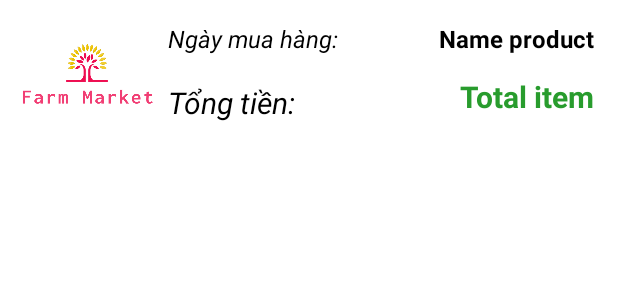
After one commit to hoangvbm2808/LTDD2001_Nhom14, an Android app: the layout viewholder_order.xml on its own in the app's theme, with its tools: preview values and no code run, on a phone screen of 412 x 824 dp. The commit adds this screen. Shown: the top 300 px of the screen. Run offline under Robolectric (Android 15) with nearby library versions, the phone set to English and light mode, and no system bars; network calls fail.

Commit message:
Create order and request api with path variable, dump order to order page

```diff
--- a/app/src/main/java/com/example/farmmarket/CartAdaptor.java
+++ b/app/src/main/java/com/example/farmmarket/CartAdaptor.java
@@ -18,10 +18,8 @@ import com.bumptech.glide.Glide;
 
 import java.text.NumberFormat;
 import java.util.ArrayList;
-import java.util.Currency;
 import java.util.HashMap;
 import java.util.Locale;
-import java.util.Set;
 
 public class CartAdaptor extends RecyclerView.Adapter<CartAdaptor.ViewHolder> {
 
@@ -111,11 +109,11 @@ public class CartAdaptor extends RecyclerView.Adapter<CartAdaptor.ViewHolder> {
             super(itemView);
             pic=itemView.findViewById(R.id.imgProduct);
             num=itemView.findViewById(R.id.txtNum);
-            name=itemView.findViewById(R.id.txtNameProduct);
+            name=itemView.findViewById(R.id.textCreateDay);
             price=itemView.findViewById(R.id.priceItem);
             btnAdd=itemView.findViewById(R.id.btnAdd);
             btnMinus=itemView.findViewById(R.id.btnMinus);
-            totalPrice=itemView.findViewById(R.id.totalPrice);
+            totalPrice=itemView.findViewById(R.id.txtAmount);
             btnDeleteItem=itemView.findViewById(R.id.btnDeleteItem);
             listener=mListener;
             itemView.findViewById(R.id.btnDeleteItem).setOnClickListener(new View.OnClickListener() {
--- a/app/src/main/java/com/example/farmmarket/CategoryFragment.java
+++ b/app/src/main/java/com/example/farmmarket/CategoryFragment.java
@@ -25,8 +25,6 @@ public class CategoryFragment extends Fragment{
     private RecyclerView recyclerViewCategoryList;
     private ArrayList<Category> category = new ArrayList<>();
     private FarmMarketDatabase db = new FarmMarketDatabase(getActivity());
-
-    private Cart cart = new Cart();
 
     @Override
     public View onCreateView(LayoutInflater inflater, ViewGroup container,
--- a/app/src/main/java/com/example/farmmarket/ProductActivity.java
+++ b/app/src/main/java/com/example/farmmarket/ProductActivity.java
@@ -70,6 +70,6 @@ public class ProductActivity extends AppCompatActivity implements ProductAdaptor
     @Override
     public void getProduct(Integer productid) {
         this.cart.addProduct(productid) ;
-        Toast.makeText(this, "Bạn đã thêm sản phẩm "+productid+ " vào giỏ hàng", Toast.LENGTH_SHORT).show();
+        Toast.makeText(this, "Bạn đã thêm sản phẩm vào giỏ hàng", Toast.LENGTH_SHORT).show();
     }
 }
--- a/app/src/main/java/com/example/farmmarket/retrofit/RetrofitService.java
+++ b/app/src/main/java/com/example/farmmarket/retrofit/RetrofitService.java
@@ -14,7 +14,7 @@ public class RetrofitService {
 
     private void initializeRetrofit() {
         retrofit = new Retrofit.Builder()
-                .baseUrl("http://localhost:9000")
+                .baseUrl("http://192.168.1.7:9000")
                 .addConverterFactory(GsonConverterFactory.create(new Gson()))
                 .build();
     }
--- a/app/src/main/java/com/example/farmmarket/retrofit/UserApi.java
+++ b/app/src/main/java/com/example/farmmarket/retrofit/UserApi.java
@@ -1,5 +1,6 @@
 package com.example.farmmarket.retrofit;
 
+import com.example.farmmarket.Order;
 import com.example.farmmarket.model.User;
 
 import java.util.List;
@@ -8,6 +9,7 @@ import retrofit2.Call;
 import retrofit2.http.Body;
 import retrofit2.http.GET;
 import retrofit2.http.POST;
+import retrofit2.http.Path;
 
 public interface UserApi {
 
--- /dev/null
+++ b/app/src/main/res/layout/viewholder_order.xml
@@ -0,0 +1,75 @@
+<?xml version="1.0" encoding="utf-8"?>
+<androidx.constraintlayout.widget.ConstraintLayout xmlns:android="http://schemas.android.com/apk/res/android"
+    xmlns:app="http://schemas.android.com/apk/res-auto"
+    xmlns:tools="http://schemas.android.com/tools"
+    android:id="@+id/orderLayout"
+    android:layout_width="match_parent"
+    android:layout_height="wrap_content">
+
+    <ImageView
+        android:id="@+id/imgProduct"
+        android:layout_width="100dp"
+        android:layout_height="100dp"
+        android:layout_marginStart="8dp"
+        android:layout_marginBottom="16dp"
+        app:layout_constraintBottom_toBottomOf="parent"
+        app:layout_constraintStart_toStartOf="parent"
+        app:layout_constraintTop_toTopOf="parent"
+        app:layout_constraintVertical_bias="0.0"
+        app:srcCompat="@drawable/logo" />
+
+    <TextView
+        android:id="@+id/textView6"
+        android:layout_width="wrap_content"
+        android:layout_height="wrap_content"
+        android:layout_marginLeft="4dp"
+        android:text="Ngày mua hàng:"
+        android:textColor="#000"
+        android:textSize="16sp"
+        android:textStyle="italic"
+        app:layout_constraintBottom_toBottomOf="@+id/textCreateDay"
+        app:layout_constraintStart_toEndOf="@+id/imgProduct"
+        app:layout_constraintTop_toTopOf="@+id/textCreateDay" />
+
+    <TextView
+        android:id="@+id/textView5"
+        android:layout_width="wrap_content"
+        android:layout_height="wrap_content"
+        android:layout_marginLeft="4dp"
+        android:text="Tổng tiền:"
+        android:textColor="#000"
+        android:textSize="20sp"
+        android:textStyle="italic"
+        app:layout_constraintBottom_toBottomOf="@+id/imgProduct"
+        app:layout_constraintStart_toEndOf="@+id/imgProduct"
+        app:layout_constraintTop_toBottomOf="@+id/textView6" />
+
+    <TextView
+        android:id="@+id/textCreateDay"
+        android:layout_width="wrap_content"
+        android:layout_height="wrap_content"
+        android:layout_marginEnd="16dp"
+        android:singleLine="true"
+        android:text="Name product"
+        android:textColor="#000000"
+        android:textSize="16sp"
+        android:textStyle="bold"
+        app:layout_constraintBottom_toTopOf="@+id/txtAmount"
+        app:layout_constraintEnd_toEndOf="parent"
+        app:layout_constraintTop_toTopOf="@id/imgProduct" />
+
+    <TextView
+        android:id="@+id/txtAmount"
+        android:layout_width="wrap_content"
+        android:layout_height="wrap_content"
+        android:layout_marginEnd="16dp"
+        android:text="Total item"
+        android:textColor="#289C2D"
+        android:textSize="20sp"
+        android:textStyle="bold"
+        app:layout_constraintBottom_toBottomOf="@+id/imgProduct"
+        app:layout_constraintEnd_toEndOf="parent"
+        app:layout_constraintTop_toTopOf="@+id/imgProduct"
+        app:layout_constraintVertical_bias="0.698" />
+
+</androidx.constraintlayout.widget.ConstraintLayout>
```
Also changed, not shown: app/src/main/AndroidManifest.xml (+8 -7 lines), app/src/main/java/com/example/farmmarket/FormLogin.java (+8 -0 lines), app/src/main/java/com/example/farmmarket/MainActivity.java (+58 -14 lines), app/src/main/java/com/example/farmmarket/Order.java (added, +52 -0 lines), app/src/main/java/com/example/farmmarket/OrderAdapter.java (added, +73 -0 lines), app/src/main/java/com/example/farmmarket/OrderFragment.java (added, +82 -0 lines), app/src/main/java/com/example/farmmarket/ProductAdaptor.java (+0 -8 lines), app/src/main/java/com/example/farmmarket/retrofit/OrderApi.java (added, +14 -0 lines), app/src/main/res/layout/fragment_order.xml (added, +38 -0 lines), app/src/main/res/layout/viewholder_cart.xml (+4 -4 lines).
